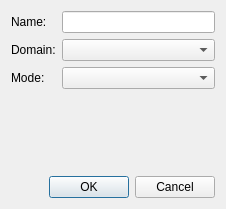
This is ProjectViewer/datasetpropertiesdialog.ui in fsoos74/su as Qt 5 draws it before an edit. The edited form follows.
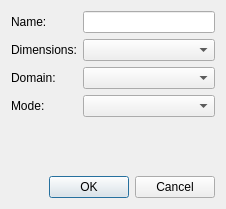
This is the edited form. Icons and pictures are not drawn.

```diff
--- a/ProjectViewer/datasetpropertiesdialog.ui
+++ b/ProjectViewer/datasetpropertiesdialog.ui
@@ -30,26 +30,36 @@
      <item row="0" column="1">
       <widget class="QLineEdit" name="leName"/>
      </item>
-     <item row="1" column="0">
-      <widget class="QLabel" name="label_2">
-       <property name="text">
-        <string>Domain:</string>
-       </property>
-      </widget>
-     </item>
-     <item row="1" column="1">
-      <widget class="QComboBox" name="cbDomain"/>
-     </item>
-     <item row="2" column="0">
+     <item row="3" column="0">
       <widget class="QLabel" name="label_3">
        <property name="text">
         <string>Mode:</string>
        </property>
       </widget>
      </item>
-     <item row="2" column="1">
+     <item row="3" column="1">
       <widget class="QComboBox" name="cbMode"/>
      </item>
+     <item row="2" column="0">
+      <widget class="QLabel" name="label_2">
+       <property name="text">
+        <string>Domain:</string>
+       </property>
+      </widget>
+     </item>
+     <item row="2" column="1">
+      <widget class="QComboBox" name="cbDomain"/>
+     </item>
+     <item row="1" column="0">
+      <widget class="QLabel" name="label_4">
+       <property name="text">
+        <string>Dimensions:</string>
+       </property>
+      </widget>
+     </item>
+     <item row="1" column="1">
+      <widget class="QComboBox" name="cbDimensions"/>
+     </item>
     </layout>
    </item>
    <item>
```
